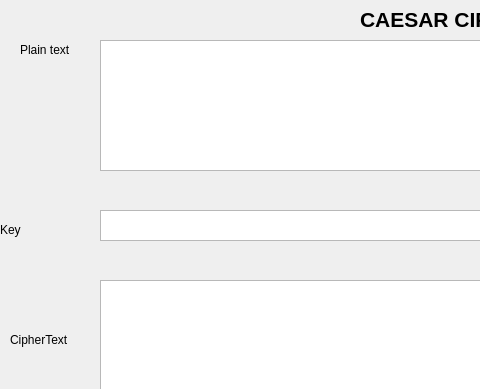
Before: the Qt Designer form lab03/ui/Caesar.ui in lead-wolf/thieubinhan_2280600032, drawn with Qt 5; both pictures show x 0 to 480 and y 0 to 389 of the 800 by 600 pixel window.
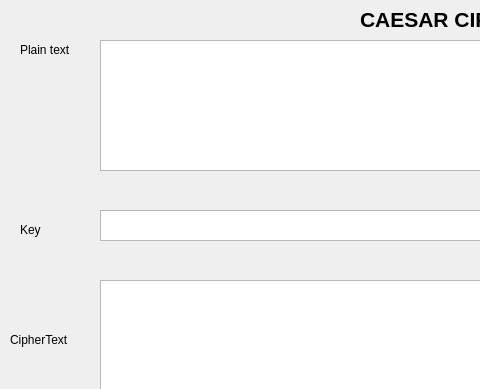
After: the same form once the commit is applied.

```diff
--- a/lab03/ui/Caesar.ui
+++ b/lab03/ui/Caesar.ui
@@ -60,9 +60,9 @@
    <widget class="QLabel" name="label_3">
     <property name="geometry">
      <rect>
-      <x>0</x>
+      <x>20</x>
       <y>220</y>
-      <width>66</width>
+      <width>51</width>
       <height>19</height>
      </rect>
     </property>
```
Left out of the diff: 2 changed lines with no effect on the pictures.
